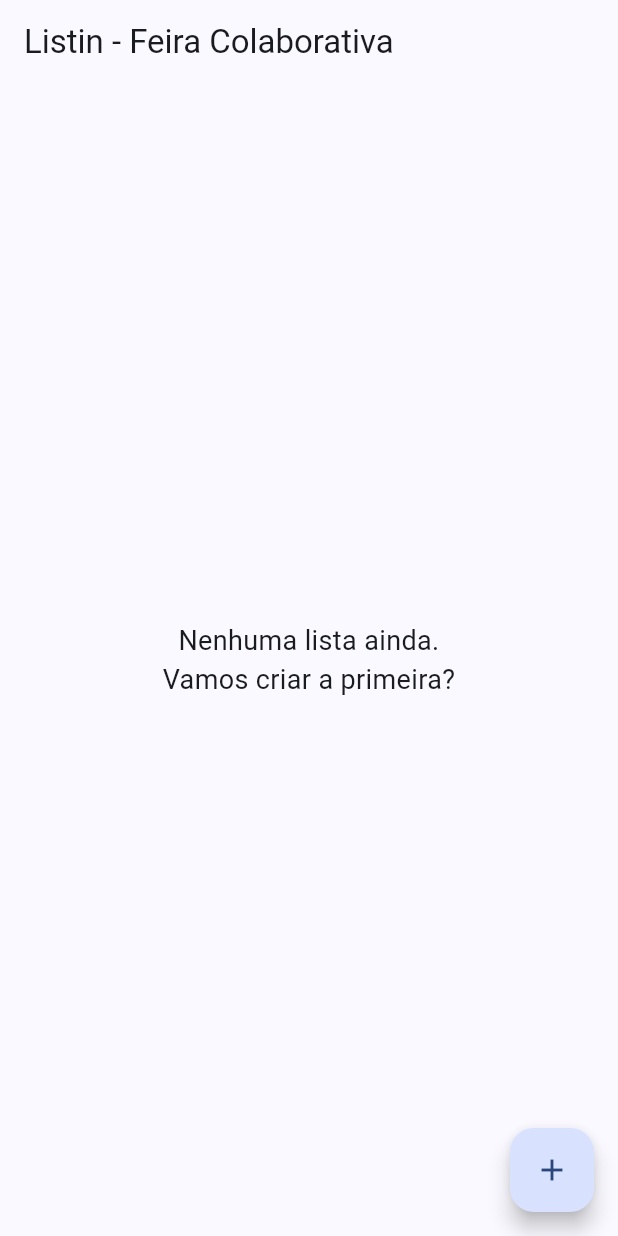
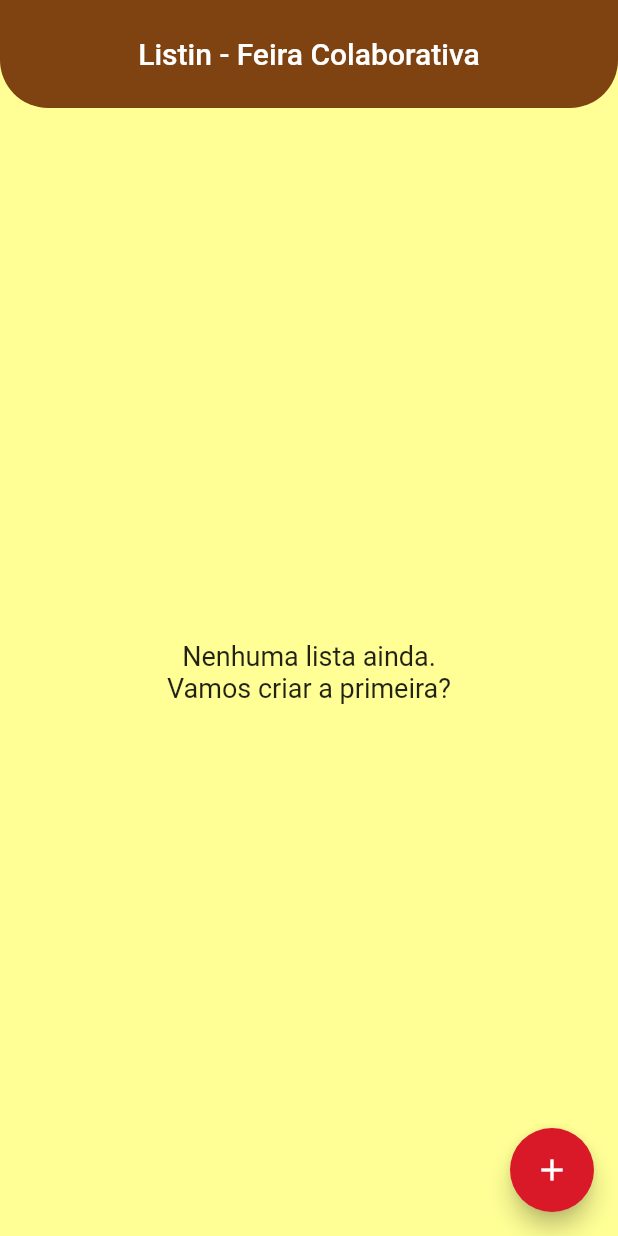
Before and after one commit to diegominelli/listin_flutter, a Flutter app: the screen it shows after launch, on a phone screen of 412 x 824 dp. Run offline on Flutter 3.47's test engine with Material 3 defaults, Android fonts, the phone set to English and light mode, and no system bars; our stand-ins replace cloud_firestore, firebase_core; accounts and stored records are empty.

Commit message:
melhorando o visual do projeto

```diff
--- /dev/null
+++ b/lib/_core/my_colors.dart
@@ -0,0 +1,152 @@
+import 'package:flutter/material.dart';
+
+class MyColors {
+  static const MaterialColor red = MaterialColor(_redPrimaryValue, <int, Color>{
+    50: Color(0xFFFAE3E5),
+    100: Color(0xFFF4BABF),
+    200: Color(0xFFEC8C94),
+    300: Color(0xFFE45D69),
+    400: Color(0xFFDF3B48),
+    500: Color(_redPrimaryValue),
+    600: Color(0xFFD51524),
+    700: Color(0xFFCF111E),
+    800: Color(0xFFCA0E18),
+    900: Color(0xFFC0080F),
+  });
+  static const int _redPrimaryValue = 0xFFD91828;
+
+  static const MaterialColor redAccent =
+      MaterialColor(_redAccentValue, <int, Color>{
+        100: Color(0xFFFFEBEB),
+        200: Color(_redAccentValue),
+        400: Color(0xFFFF8587),
+        700: Color(0xFFFF6B6E),
+      });
+  static const int _redAccentValue = 0xFFFFB8B9;
+
+  static const MaterialColor blue =
+      MaterialColor(_bluePrimaryValue, <int, Color>{
+        50: Color(0xFFE8EDF4),
+        100: Color(0xFFC5D2E4),
+        200: Color(0xFF9EB5D3),
+        300: Color(0xFF7797C1),
+        400: Color(0xFF5980B3),
+        500: Color(_bluePrimaryValue),
+        600: Color(0xFF36629E),
+        700: Color(0xFF2E5795),
+        800: Color(0xFF274D8B),
+        900: Color(0xFF1A3C7B),
+      });
+  static const int _bluePrimaryValue = 0xFF3C6AA6;
+
+  static const MaterialColor blueAccent =
+      MaterialColor(_blueAccentValue, <int, Color>{
+        100: Color(0xFFB4CCFF),
+        200: Color(_blueAccentValue),
+        400: Color(0xFF4E87FF),
+        700: Color(0xFF3575FF),
+      });
+  static const int _blueAccentValue = 0xFF81A9FF;
+
+  static const MaterialColor green =
+      MaterialColor(_greenPrimaryValue, <int, Color>{
+        50: Color(0xFFF5F7E6),
+        100: Color(0xFFE7ECC1),
+        200: Color(0xFFD7DF98),
+        300: Color(0xFFC7D26E),
+        400: Color(0xFFBBC94F),
+        500: Color(_greenPrimaryValue),
+        600: Color(0xFFA8B92B),
+        700: Color(0xFF9FB124),
+        800: Color(0xFF96A91E),
+        900: Color(0xFF869B13),
+      });
+  static const int _greenPrimaryValue = 0xFFAFBF30;
+
+  static const MaterialColor greenAccent =
+      MaterialColor(_greenAccentValue, <int, Color>{
+        100: Color(0xFFF7FFCE),
+        200: Color(_greenAccentValue),
+        400: Color(0xFFE5FF68),
+        700: Color(0xFFE1FF4E),
+      });
+  static const int _greenAccentValue = 0xFFEEFF9B;
+
+  static const MaterialColor greenlight =
+      MaterialColor(_greenlightPrimaryValue, <int, Color>{
+        50: Color(0xFFF9FAEF),
+        100: Color(0xFFF0F4D6),
+        200: Color(0xFFE6ECBB),
+        300: Color(0xFFDCE4A0),
+        400: Color(0xFFD5DF8B),
+        500: Color(_greenlightPrimaryValue),
+        600: Color(0xFFC8D56F),
+        700: Color(0xFFC1CF64),
+        800: Color(0xFFBACA5A),
+        900: Color(0xFFAEC047),
+      });
+  static const int _greenlightPrimaryValue = 0xFFCDD977;
+
+  static const MaterialColor greenlightAccent =
+      MaterialColor(_greenlightAccentValue, <int, Color>{
+        100: Color(0xFFFFFFFF),
+        200: Color(_greenlightAccentValue),
+        400: Color(0xFFF3FFB2),
+        700: Color(0xFFEFFF98),
+      });
+  static const int _greenlightAccentValue = 0xFFFBFFE5;
+
+  static const MaterialColor brown =
+      MaterialColor(_brownPrimaryValue, <int, Color>{
+        50: Color(0xFFF1EBE8),
+        100: Color(0xFFDDCEC5),
+        200: Color(0xFFC6AD9F),
+        300: Color(0xFFAF8C78),
+        400: Color(0xFF9D745B),
+        500: Color(_brownPrimaryValue),
+        600: Color(0xFF845338),
+        700: Color(0xFF794930),
+        800: Color(0xFF6F4028),
+        900: Color(0xFF5C2F1B),
+      });
+  static const int _brownPrimaryValue = 0xFF8C5B3E;
+
+  static const MaterialColor earthyBrown =
+      MaterialColor(_earthyBrownPrimaryValue, <int, Color>{
+        50: Color(0xFFF1E6DE),
+        100: Color(0xFFE0C6B7),
+        200: Color(0xFFCEA28C),
+        300: Color(0xFFBC7D60),
+        400: Color(0xFFAD623E),
+        500: Color(_earthyBrownPrimaryValue),
+        600: Color(0xFF713C10),
+        700: Color(0xFF5F320D),
+        800: Color(0xFF4D280A),
+        900: Color(0xFF331A06),
+      });
+  static const int _earthyBrownPrimaryValue = 0xFF7F4311;
+
+  static const MaterialColor cornYellow =
+      MaterialColor(_cornYellowPrimaryValue, <int, Color>{
+        50: Color(0xFFFFFEEC),
+        100: Color(0xFFFFFCD0),
+        200: Color(0xFFFFF9B2),
+        300: Color(0xFFFFF695),
+        400: Color(0xFFFFF47F),
+        500: Color(_cornYellowPrimaryValue),
+        600: Color(0xFFE6E681),
+        700: Color(0xFFCCCC70),
+        800: Color(0xFFB3B35E),
+        900: Color(0xFF8F8F45),
+      });
+  static const int _cornYellowPrimaryValue = 0xFFFFFF96;
+
+  static const MaterialColor brownAccent =
+      MaterialColor(_brownAccentValue, <int, Color>{
+        100: Color(0xFFFFB69A),
+        200: Color(_brownAccentValue),
+        400: Color(0xFFFF6C34),
+        700: Color(0xFFFF5A1A),
+      });
+  static const int _brownAccentValue = 0xFFFF9167;
+}
--- a/lib/firestore/presentation/home_screen.dart
+++ b/lib/firestore/presentation/home_screen.dart
@@ -76,7 +76,7 @@ class _HomeScreenState extends State<HomeScreen> {
                       },
                       leading: const Icon(Icons.list_alt_rounded),
                       title: Text(model.name),
-                      subtitle: Text(model.id),
+                      // subtitle: Text(model.id),
                     ),
                   );
                 }),
--- a/lib/main.dart
+++ b/lib/main.dart
@@ -1,6 +1,7 @@
 import 'package:cloud_firestore/cloud_firestore.dart';
+import 'package:firebase_core/firebase_core.dart';
 import 'package:flutter/material.dart';
-import 'package:firebase_core/firebase_core.dart';
+import 'package:listin/_core/my_colors.dart';
 import 'package:listin/firestore/presentation/home_screen.dart';
 import 'firebase_options.dart';
 
@@ -22,9 +23,24 @@ class MyApp extends StatelessWidget {
   @override
   Widget build(BuildContext context) {
     return MaterialApp(
-      title: 'Flutter Demo',
+      title: 'Listin - Lista Colaborativa',
+      debugShowCheckedModeBanner: false,
       theme: ThemeData(
-        colorScheme: ColorScheme.fromSeed(seedColor: Colors.blueAccent),
+        primarySwatch: MyColors.earthyBrown,
+        useMaterial3: false,
+        scaffoldBackgroundColor: MyColors.cornYellow,
+        floatingActionButtonTheme: FloatingActionButtonThemeData(
+          backgroundColor: MyColors.red,
+        ),
+        listTileTheme: ListTileThemeData(iconColor: MyColors.blue),
+        appBarTheme: AppBarTheme(
+          toolbarHeight: 72,
+          centerTitle: true,
+          elevation: 0,
+          shape: RoundedRectangleBorder(
+            borderRadius: BorderRadius.vertical(bottom: Radius.circular(32)),
+          ),
+        ),
       ),
       home: const HomeScreen(),
     );
```
